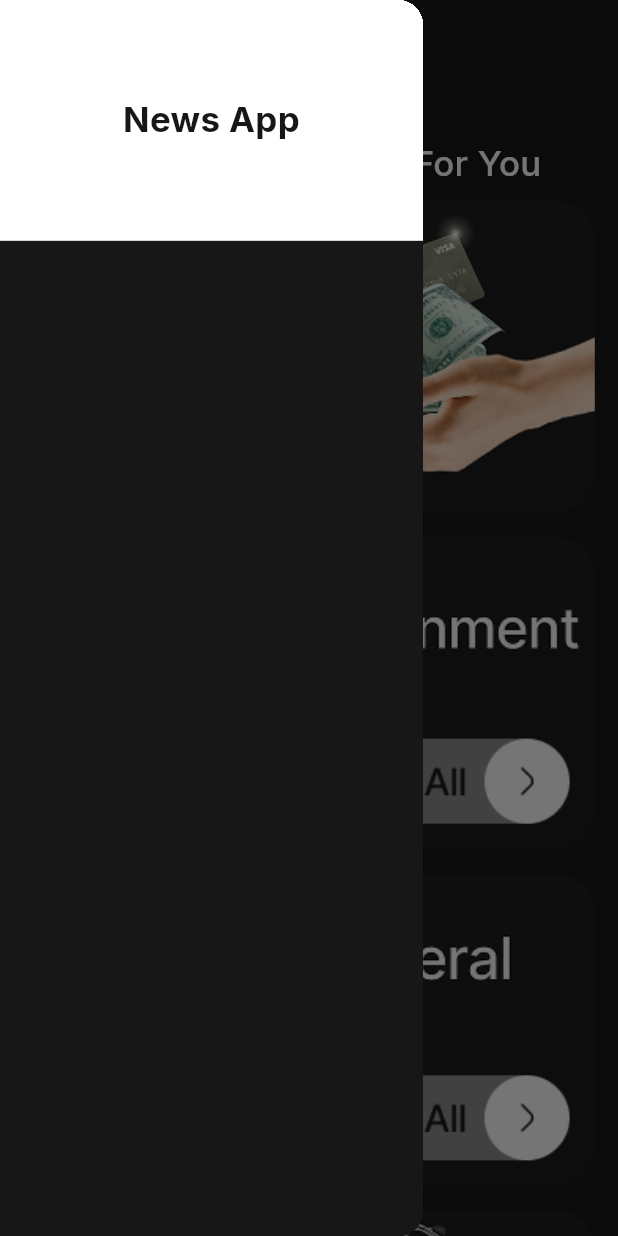
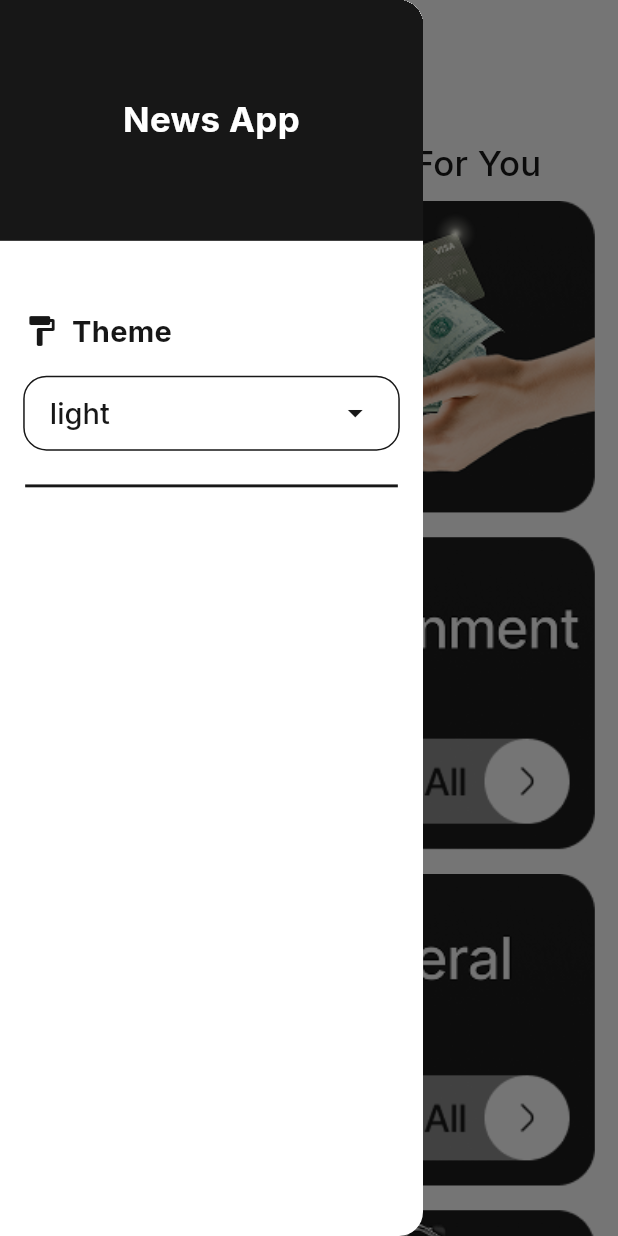
Before and after one commit to ElRaey-411/News-app, a Flutter app: the screen it shows after launch, with the side drawer open, on a phone screen of 412 x 824 dp. Run offline on Flutter 3.47's test engine with Material 3 defaults, Android fonts, the phone set to English and light mode, and no system bars; our stand-ins replace cached_network_image, dartz, flutter_screenutil, google_fonts, shared_preferences.

Commit message:
finish theme and app

```diff
--- /dev/null
+++ b/lib/config/providers/ConfigProvider.dart
@@ -0,0 +1,15 @@
+import 'package:flutter/material.dart';
+import '../../core/prefs_manager/prefs_manager.dart';
+
+class ConfigProvider extends ChangeNotifier {
+  ThemeMode currentTheme = PrefsManager.getTheme() ?? ThemeMode.light;
+
+  void changeTheme(ThemeMode newTheme) {
+    if (newTheme == currentTheme) return;
+    currentTheme = newTheme;
+    PrefsManager.saveTheme(newTheme);
+    notifyListeners();
+  }
+
+  bool get isDark => currentTheme == ThemeMode.dark;
+}
--- a/lib/config/theme_manager.dart
+++ b/lib/config/theme_manager.dart
@@ -4,7 +4,89 @@ import 'package:google_fonts/google_fonts.dart';
 import 'package:news_app/core/resources/colors_manager.dart';
 
 class ThemeManager {
-  static final ThemeData light = ThemeData();
+  static final ThemeData light = ThemeData(
+    primaryColor: ColorsManager.white,
+    secondaryHeaderColor: ColorsManager.black,
+    scaffoldBackgroundColor: ColorsManager.white,
+
+    inputDecorationTheme: InputDecorationTheme(
+      enabledBorder: OutlineInputBorder(
+        borderRadius: BorderRadius.circular(16.r),
+        borderSide: BorderSide(width: 1.w, color: ColorsManager.black),
+      ),
+      focusedBorder: OutlineInputBorder(
+        borderRadius: BorderRadius.circular(16.r),
+        borderSide: BorderSide(width: 1.w, color: ColorsManager.black),
+      ),
+      labelStyle: GoogleFonts.inter(
+        color: ColorsManager.black,
+        fontSize: 16.sp,
+        fontWeight: FontWeight.w500,
+      ),
+      hintStyle: GoogleFonts.inter(
+        color: ColorsManager.black,
+        fontSize: 16.sp,
+        fontWeight: FontWeight.w500,
+      ),
+
+    ),
+
+    elevatedButtonTheme: ElevatedButtonThemeData(
+      style: ElevatedButton.styleFrom(
+        elevation: 0,
+        padding: REdgeInsets.symmetric(vertical: 16),
+        backgroundColor: ColorsManager.white,
+        foregroundColor: ColorsManager.black,
+        textStyle: GoogleFonts.inter(
+          fontSize: 16.sp,
+          fontWeight: FontWeight.bold,
+        ),
+        shape: RoundedRectangleBorder(
+          borderRadius: BorderRadius.circular(16.r),
+        ),
+      ),
+    ),
+    appBarTheme: AppBarTheme(
+      scrolledUnderElevation: 0,
+      backgroundColor: ColorsManager.white,
+      titleTextStyle: GoogleFonts.inter(
+        color: ColorsManager.black,
+        fontSize: 20,
+        fontWeight: FontWeight.w500,
+      ),
+      centerTitle: true,
+      iconTheme: IconThemeData(color: ColorsManager.black),
+    ),
+    drawerTheme: DrawerThemeData(
+      backgroundColor: ColorsManager.white,
+      width: 269.w,
+    ),
+    iconTheme: IconThemeData(color: ColorsManager.black),
+
+    textTheme: TextTheme(
+        titleMedium: GoogleFonts.inter(
+          fontSize: 24.sp,
+          fontWeight: FontWeight.w500,
+          color: ColorsManager.black,
+        ),
+        headlineMedium: GoogleFonts.inter(
+          fontSize: 16.sp,
+          fontWeight: FontWeight.bold,
+          color: ColorsManager.black,
+        ),
+        headlineSmall: GoogleFonts.inter(
+          fontSize: 12.sp,
+          fontWeight: FontWeight.w500,
+          color: ColorsManager.grey,
+        ),
+        bodySmall: GoogleFonts.inter(
+          fontSize: 14.sp,
+          fontWeight: FontWeight.w500,
+          color: ColorsManager.white,
+        )
+
+    ),
+  );
   static final ThemeData dark = ThemeData(
     primaryColor: ColorsManager.black,
     secondaryHeaderColor: ColorsManager.white,
@@ -13,11 +95,11 @@ class ThemeManager {
     inputDecorationTheme: InputDecorationTheme(
       enabledBorder: OutlineInputBorder(
         borderRadius: BorderRadius.circular(16.r),
-        borderSide: BorderSide(width: 2.w, color: ColorsManager.white),
+        borderSide: BorderSide(width: 1.w, color: ColorsManager.white),
       ),
       focusedBorder: OutlineInputBorder(
         borderRadius: BorderRadius.circular(16.r),
-        borderSide: BorderSide(width: 2.w, color: ColorsManager.white),
+        borderSide: BorderSide(width: 1.w, color: ColorsManager.white),
       ),
       labelStyle: GoogleFonts.inter(
         color: ColorsManager.white,
--- /dev/null
+++ b/lib/core/prefs_manager/prefs_manager.dart
@@ -0,0 +1,26 @@
+import 'package:flutter/material.dart';
+import 'package:shared_preferences/shared_preferences.dart';
+
+class PrefsManager{
+ static late SharedPreferences prefs;
+ static Future<void> init()async{
+    prefs = await SharedPreferences.getInstance();
+  }
+ static const String themeKey='saved_theme';
+
+
+  static void saveTheme(ThemeMode themeMode) {
+    String SavedTheme= themeMode==ThemeMode.light? 'light': 'dark' ;
+    prefs.setString(themeKey, SavedTheme);
+  }
+  static ThemeMode? getTheme(){
+     String? savedTheme = prefs.getString(themeKey);
+     if(savedTheme==null){
+       return null;
+     }
+     return savedTheme=='light'?ThemeMode.light:ThemeMode.dark;
+  }
+
+
+
+}
--- a/lib/core/resources/const_manager.dart
+++ b/lib/core/resources/const_manager.dart
@@ -1,6 +1,6 @@
 class ConstManager{
  static String baseUrl = "newsapi.org";
- static String apiKey = "12e45a550afc4e21a8fd510fdb535dcd";
+ static String apiKey = "546ebbf792c7462bad78d1e30e2ed210";
  static String sourcesEndPoint = "/v2/top-headlines/sources";
  static String articlesEndPoint = "/v2/everything";
  static String apiKeyJson = "apiKey";
--- a/lib/core/widgets/category_item.dart
+++ b/lib/core/widgets/category_item.dart
@@ -17,7 +17,8 @@ class CategoryItem extends StatelessWidget {
         },
         child: ClipRRect(
           borderRadius: BorderRadius.circular(16),
-          child: Image.asset(photoPath,
+          child: Image.asset(
+            photoPath,
             fit: BoxFit.cover,
             ),
         ),
--- a/lib/core/widgets/custom_drawer.dart
+++ b/lib/core/widgets/custom_drawer.dart
@@ -3,6 +3,9 @@ import 'package:flutter_screenutil/flutter_screenutil.dart';
 import 'package:google_fonts/google_fonts.dart';
 import 'package:news_app/features/home_screen/provider/home_provider.dart';
 import 'package:provider/provider.dart';
+
+import '../../config/providers/ConfigProvider.dart';
+import 'custom_drop_down_button.dart';
 
 class CustomDrawer extends StatelessWidget {
   const CustomDrawer({super.key});
@@ -10,6 +13,7 @@ class CustomDrawer extends StatelessWidget {
   @override
   Widget build(BuildContext context) {
     var provider = Provider.of<HomeProvider>(context);
+    var configProvider = Provider.of<ConfigProvider>(context);
 
     return Column(
       crossAxisAlignment: CrossAxisAlignment.stretch,
@@ -34,13 +38,18 @@ class CustomDrawer extends StatelessWidget {
           child: Visibility(
             visible: !provider.isHome,
             child: InkWell(
-              onTap:(){ provider.navigateToHome();
-                provider.isSearch=false;
-              Navigator.pop(context);
+              onTap: () {
+                provider.navigateToHome();
+                provider.isSearch = false;
+                Navigator.pop(context);
               },
               child: Row(
                 children: [
-                  Icon(Icons.home, color: Theme.of(context).secondaryHeaderColor),
+                  Icon(
+                    Icons.home,
+                    color: Theme.of(context).secondaryHeaderColor,
+                  ),
+                  SizedBox(width: 8.w),
                   Text(
                     "Go To Home",
                     style: GoogleFonts.inter(
@@ -59,11 +68,45 @@ class CustomDrawer extends StatelessWidget {
           visible: !provider.isHome,
           child: Divider(
             color: Theme.of(context).secondaryHeaderColor,
-            thickness: 1.h,
+            thickness: 2.h,
             indent: 16.w,
             endIndent: 16.w,
           ),
-        )
+        ),
+        SizedBox(height: 16.h),
+        Padding(
+          padding: REdgeInsets.symmetric(horizontal: 16),
+          child: Row(children: [Icon(Icons.format_paint_rounded),
+            SizedBox(width: 8.w),
+            Text(
+              "Theme",
+              style: GoogleFonts.inter(
+                color: Theme.of(context).secondaryHeaderColor,
+                fontSize: 20.sp,
+                fontWeight: FontWeight.bold,
+              ),
+            ),]),
+        ),
+        SizedBox(height: 16.h),
+        Padding(
+          padding: REdgeInsets.symmetric(horizontal: 16),
+          child: CustomDropDownButton(
+            itemsList: ["light", "dark"],
+            selecetedItem: configProvider.isDark ? "dark" : "light",
+            onChanged: (newTheme) {
+              configProvider.changeTheme(
+                newTheme == "light" ? ThemeMode.light : ThemeMode.dark,
+              );
+            },
+          ),
+        ),
+        SizedBox(height: 16.h),
+        Divider(
+          color: Theme.of(context).secondaryHeaderColor,
+          thickness: 2.h,
+          indent: 16.w,
+          endIndent: 16.w,
+        ),
       ],
     );
   }
--- /dev/null
+++ b/lib/core/widgets/custom_drop_down_button.dart
@@ -0,0 +1,53 @@
+import 'package:flutter/material.dart';
+import 'package:flutter_screenutil/flutter_screenutil.dart';
+import 'package:google_fonts/google_fonts.dart';
+import 'package:news_app/core/resources/colors_manager.dart';
+
+class CustomDropDownButton extends StatefulWidget {
+  const CustomDropDownButton({
+    super.key,
+    required this.selecetedItem,
+    required this.itemsList,
+    required this.onChanged,
+  });
+
+  final String selecetedItem;
+  final List<String> itemsList;
+  final Function(String? value) onChanged;
+
+  @override
+  State<CustomDropDownButton> createState() => _CustomDropDownButtonState();
+}
+
+class _CustomDropDownButtonState extends State<CustomDropDownButton> {
+  @override
+  Widget build(BuildContext context) {
+    return Container(
+      padding: EdgeInsets.symmetric(horizontal: 16.w),
+      decoration: BoxDecoration(
+        borderRadius: BorderRadius.circular(16.r),
+        border: Border.all(color: Theme.of(context).secondaryHeaderColor),
+      ),
+      child: DropdownButtonHideUnderline(
+        child: DropdownButton<String>(
+          dropdownColor: Theme.of(context).primaryColor,
+          isExpanded: true,
+          value: widget.selecetedItem,
+          icon: Icon(
+            Icons.arrow_drop_down,
+            color: Theme.of(context).secondaryHeaderColor,
+          ),
+          style: GoogleFonts.inter(
+            fontSize: 20.sp,
+            fontWeight: FontWeight.w500,
+            color: Theme.of(context).secondaryHeaderColor,
+          ),
+          items: widget.itemsList
+              .map((item) => DropdownMenuItem(value: item, child: Text(item)))
+              .toList(),
+          onChanged: widget.onChanged,
+        ),
+      ),
+    );
+  }
+}
--- a/lib/features/home_screen/home_tabs/categories_tab.dart
+++ b/lib/features/home_screen/home_tabs/categories_tab.dart
@@ -1,15 +1,17 @@
 import 'package:flutter/material.dart';
 import 'package:provider/provider.dart';
 
+import '../../../config/providers/ConfigProvider.dart';
 import '../../../core/models/category_model.dart';
 import '../../../core/widgets/category_item.dart';
 import '../provider/home_provider.dart';
 
 class CategoriesTab extends StatelessWidget {
-
   @override
   Widget build(BuildContext context) {
-    var provider =  Provider.of<HomeProvider>(context);
+    var provider = Provider.of<HomeProvider>(context);
+    var configProvider = Provider.of<ConfigProvider>(context);
+
     return Column(
       children: [
         Text(
@@ -19,14 +21,17 @@ class CategoriesTab extends StatelessWidget {
         ),
         Expanded(
           child: ListView.builder(
-            itemCount:  CategoryModel.categories.length,
+            itemCount: CategoryModel.categories.length,
             itemBuilder: (context, index) {
               return CategoryItem(
-                onTap: (){
+                onTap: () {
                   provider.navigateToSources(index);
                 },
-                photoPath: CategoryModel.categories[index].darkPhoto,);
-            }
+                photoPath: configProvider.isDark
+                    ? CategoryModel.categories[index].lightPhoto
+                    : CategoryModel.categories[index].darkPhoto,
+              );
+            },
           ),
         ),
       ],
--- a/lib/main.dart
+++ b/lib/main.dart
@@ -1,16 +1,23 @@
 import 'package:flutter/material.dart';
 import 'package:flutter_screenutil/flutter_screenutil.dart';
-
+import 'package:provider/provider.dart';
+import 'config/providers/ConfigProvider.dart';
 import 'config/theme_manager.dart';
+import 'core/prefs_manager/prefs_manager.dart';
 import 'core/resources/routes_manager.dart';
-
-void main(){
-  runApp(NewsApp(),);
+void main()async{
+  WidgetsFlutterBinding.ensureInitialized();
+  await PrefsManager.init();
+  runApp(ChangeNotifierProvider(
+    create: (context) => ConfigProvider(),
+      child: NewsApp()),);
 }
 
 class NewsApp extends StatelessWidget {
   @override
   Widget build(BuildContext context) {
+    var configProvider = Provider.of<ConfigProvider>(context);
+
     return ScreenUtilInit(
       designSize: const Size(393, 852),
       minTextAdapt: true,
@@ -21,7 +28,7 @@ class NewsApp extends StatelessWidget {
         initialRoute: RoutesManager.homeScreen,
         theme: ThemeManager.light,
         darkTheme: ThemeManager.dark,
-        themeMode: ThemeMode.dark,
+        themeMode:configProvider.currentTheme,
       ),
     );
   }
--- a/pubspec.yaml
+++ b/pubspec.yaml
@@ -40,6 +40,7 @@ dependencies:
   http: ^1.6.0
   dartz: ^0.10.1
   cached_network_image: ^3.4.1
+  shared_preferences: ^2.5.3
 
 dev_dependencies:
   flutter_test:
```
Also changed, not shown: pubspec.lock.
